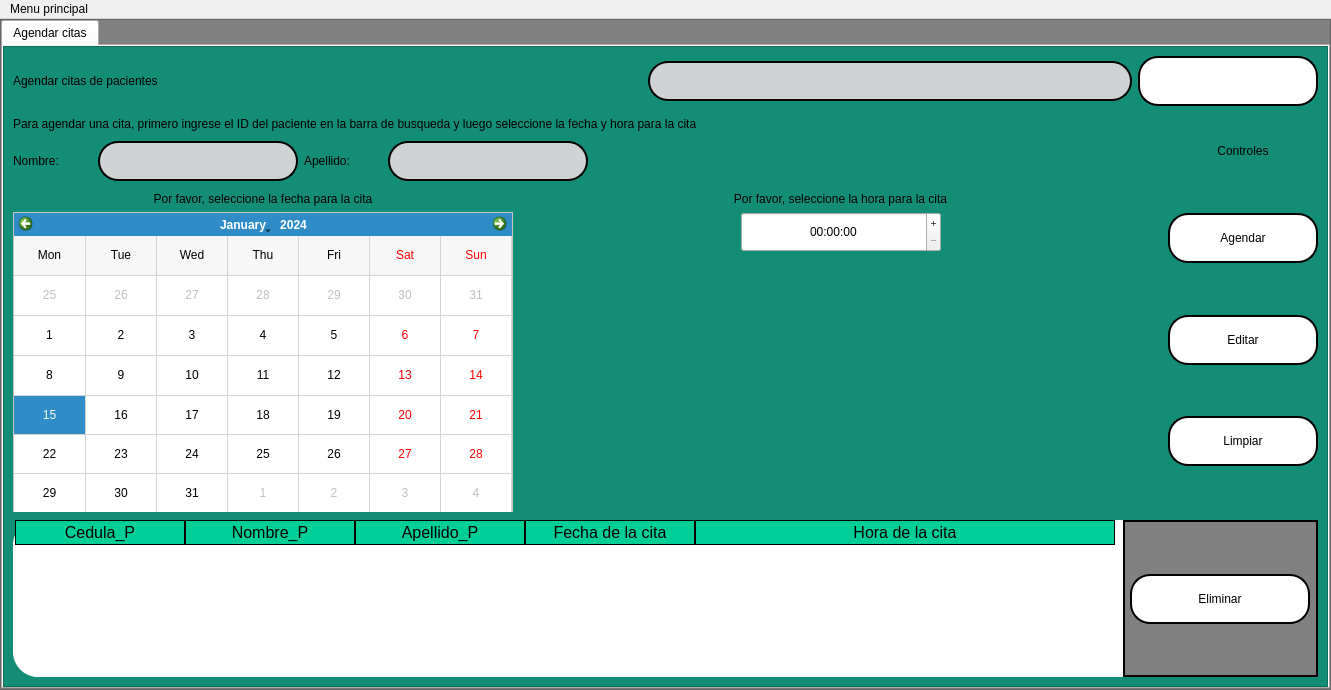
First picture: the form in interfaces/citas(nuevo).ui, repository Reinaldito04/App-Consultas-y-Historias-Medicas, before the edit.
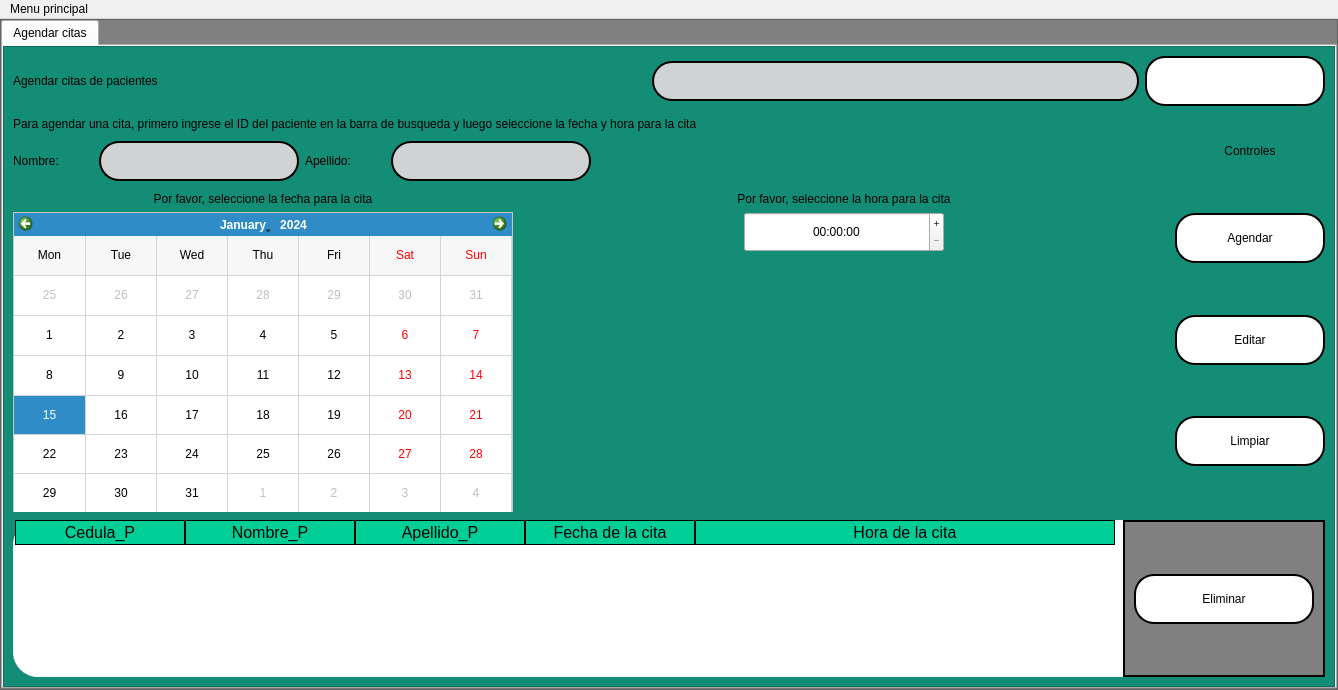
Second picture: the form after the edit. Icons and pictures are not drawn.

Commit message: MAMAME EL PIPE REINALDO, DEJA DE PONER ESA MIERDA COMO WIDGET

```diff
--- a/interfaces/citas(nuevo).ui
+++ b/interfaces/citas(nuevo).ui
@@ -6,7 +6,7 @@
    <rect>
     <x>0</x>
     <y>0</y>
-    <width>1331</width>
+    <width>1338</width>
     <height>690</height>
    </rect>
   </property>
@@ -919,7 +919,7 @@
     <rect>
      <x>0</x>
      <y>0</y>
-     <width>1331</width>
+     <width>1338</width>
      <height>21</height>
     </rect>
    </property>
```
Left out of the diff: 6 changed lines with no effect on the pictures. The commit also changes 1 other file.
